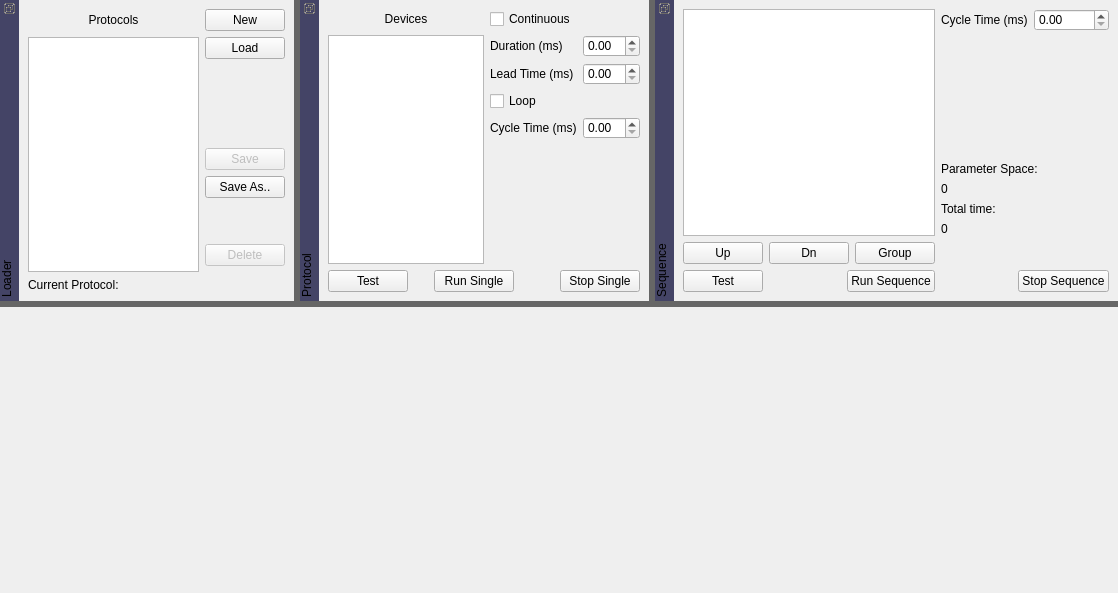
First picture: the form in lib/modules/ProtocolRunner/ProtocolRunnerTemplate.ui, repository acq4/acq4, before the edit.
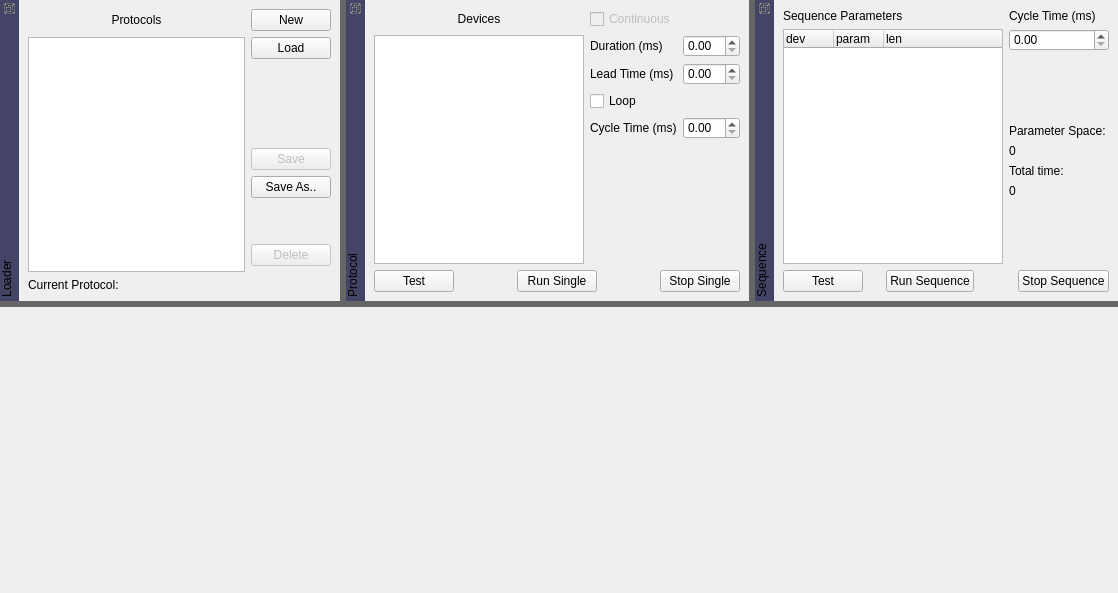
Second picture: the form after the edit.

Commit message: Ton of changes.  - better handling of protocol state <-> widget state (almost done)  - sequences almost working

```diff
--- a/lib/modules/ProtocolRunner/ProtocolRunnerTemplate.ui
+++ b/lib/modules/ProtocolRunner/ProtocolRunnerTemplate.ui
@@ -196,6 +196,13 @@
      </item>
      <item row="0" column="1" colspan="2">
       <widget class="QCheckBox" name="protoContinuousCheck">
+       <property name="enabled">
+        <bool>false</bool>
+       </property>
+       <property name="toolTip">
+        <string>Protocol runs continuously without 
+gaps until stopped (not yet implemented).</string>
+       </property>
        <property name="text">
         <string>Continuous</string>
        </property>
@@ -329,95 +336,113 @@
    </attribute>
    <widget class="QWidget" name="dockWidgetContents_7">
     <layout class="QGridLayout" name="gridLayout_2">
-     <item row="0" column="0" rowspan="7" colspan="3">
-      <widget class="QTableWidget" name="sequenceParamList"/>
+     <item row="0" column="0">
+      <widget class="QLabel" name="label_10">
+       <property name="text">
+        <string>Sequence Parameters</string>
+       </property>
+      </widget>
      </item>
-     <item row="0" column="3">
+     <item row="0" column="1" rowspan="2">
+      <layout class="QVBoxLayout" name="verticalLayout">
+       <item>
       <widget class="QLabel" name="label_9">
        <property name="text">
         <string>Cycle Time (ms)</string>
        </property>
       </widget>
      </item>
-     <item row="0" column="4">
+       <item>
       <widget class="QDoubleSpinBox" name="seqCycleTimeSpin"/>
      </item>
-     <item row="1" column="3" colspan="2">
+       <item>
       <spacer>
        <property name="orientation">
         <enum>Qt::Vertical</enum>
        </property>
        <property name="sizeHint" stdset="0">
         <size>
-         <width>20</width>
-         <height>77</height>
+           <width>17</width>
+           <height>18</height>
         </size>
        </property>
       </spacer>
      </item>
-     <item row="2" column="3" colspan="2">
+       <item>
       <widget class="QLabel" name="label_2">
        <property name="text">
         <string>Parameter Space: </string>
        </property>
       </widget>
      </item>
-     <item row="3" column="3" colspan="2">
+       <item>
       <widget class="QLabel" name="paramSpaceLabel">
        <property name="text">
         <string>0</string>
        </property>
       </widget>
      </item>
-     <item row="4" column="3" colspan="2">
+       <item>
       <widget class="QLabel" name="label_4">
        <property name="text">
         <string>Total time:</string>
        </property>
       </widget>
      </item>
-     <item row="5" column="3" colspan="2">
+       <item>
       <widget class="QLabel" name="seqTimeLabel">
        <property name="text">
         <string>0</string>
        </property>
       </widget>
      </item>
-     <item row="6" column="3" rowspan="2" colspan="2">
+       <item>
       <spacer name="verticalSpacer_2">
        <property name="orientation">
         <enum>Qt::Vertical</enum>
        </property>
        <property name="sizeHint" stdset="0">
         <size>
-         <width>168</width>
-         <height>28</height>
+           <width>13</width>
+           <height>13</height>
         </size>
        </property>
       </spacer>
      </item>
-     <item row="7" column="0">
-      <widget class="QPushButton" name="seqParamUpBtn">
+      </layout>
+     </item>
+     <item row="1" column="0">
+      <widget class="QTreeWidget" name="sequenceParamList">
+       <property name="dragEnabled">
+        <bool>true</bool>
+       </property>
+       <property name="dragDropMode">
+        <enum>QAbstractItemView::InternalMove</enum>
+       </property>
+       <property name="rootIsDecorated">
+        <bool>true</bool>
+       </property>
+       <attribute name="headerDefaultSectionSize">
+        <number>50</number>
+       </attribute>
+       <column>
        <property name="text">
-        <string>Up</string>
-       </property>
-      </widget>
-     </item>
-     <item row="7" column="1">
-      <widget class="QPushButton" name="seqParamDnBtn">
+         <string>dev</string>
+        </property>
+       </column>
+       <column>
        <property name="text">
-        <string>Dn</string>
-       </property>
-      </widget>
-     </item>
-     <item row="7" column="2">
-      <widget class="QPushButton" name="seqParamGroupBtn">
+         <string>param</string>
+        </property>
+       </column>
+       <column>
        <property name="text">
-        <string>Group</string>
-       </property>
+         <string>len</string>
+        </property>
+       </column>
       </widget>
      </item>
-     <item row="8" column="0" colspan="5">
+     <item row="2" column="0" colspan="2">
       <layout class="QHBoxLayout" name="horizontalLayout_3">
        <item>
         <widget class="QPushButton" name="testSequenceBtn">
```
Left out of the diff: 27 changed lines with no effect on the pictures. Lines whose indentation alone changed are shown as unchanged. The commit also changes 6 other files.
